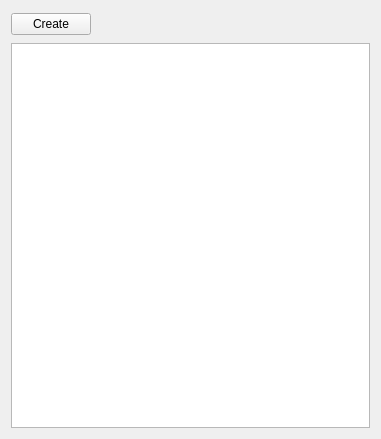
Before: the Qt Designer form qt/playlist_page.ui in sanami/qt-music-player, drawn with Qt 5.
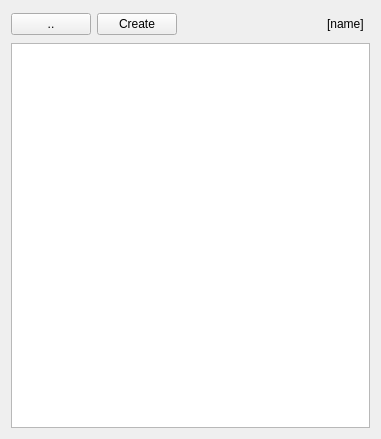
After: the same form once the commit is applied.

Commit message: Options page. Web proxy control.

```diff
--- a/qt/playlist_page.ui
+++ b/qt/playlist_page.ui
@@ -15,13 +15,34 @@
   </property>
   <layout class="QGridLayout" name="gridLayout">
    <item row="0" column="0">
+    <widget class="QPushButton" name="up">
+     <property name="text">
+      <string>..</string>
+     </property>
+    </widget>
+   </item>
+   <item row="0" column="1">
     <widget class="QPushButton" name="create">
      <property name="text">
       <string>Create</string>
      </property>
     </widget>
    </item>
-   <item row="0" column="1">
+   <item row="1" column="0" colspan="5">
+    <widget class="QListWidget" name="playlist">
+     <property name="contextMenuPolicy">
+      <enum>Qt::ActionsContextMenu</enum>
+     </property>
+    </widget>
+   </item>
+   <item row="0" column="3">
+    <widget class="QLabel" name="name">
+     <property name="text">
+      <string>[name]</string>
+     </property>
+    </widget>
+   </item>
+   <item row="0" column="2">
     <spacer name="horizontalSpacer">
      <property name="orientation">
       <enum>Qt::Horizontal</enum>
@@ -34,13 +55,6 @@
      </property>
     </spacer>
    </item>
-   <item row="1" column="0" colspan="2">
-    <widget class="QListWidget" name="playlist">
-     <property name="contextMenuPolicy">
-      <enum>Qt::ActionsContextMenu</enum>
-     </property>
-    </widget>
-   </item>
   </layout>
   <action name="actionDeletePlaylist">
    <property name="text">
```
The commit also changes 29 other files.
